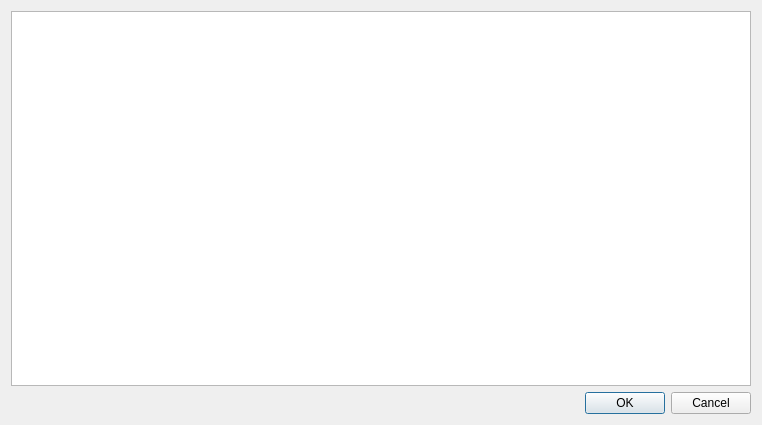
iocroblab/coindesigner, file ui/src_view.ui: the form before one commit.
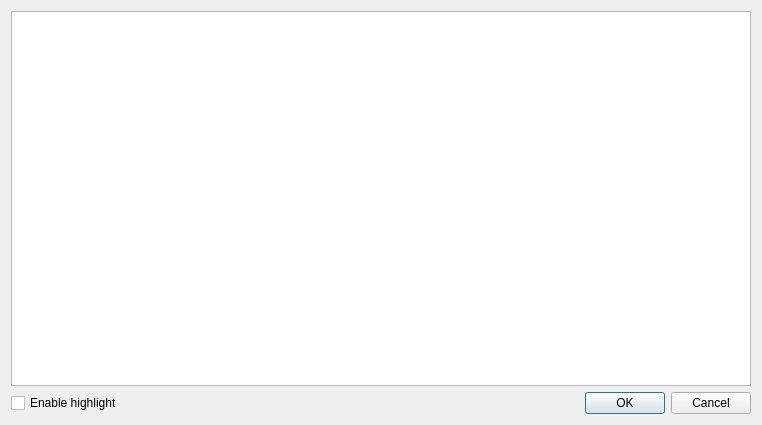
The form after the commit.

Commit message: enable/disable sintax highlight for big scenes bug while comparing a SoSeparator with NULL

```diff
--- a/ui/src_view.ui
+++ b/ui/src_view.ui
@@ -29,6 +29,28 @@
     </widget>
    </item>
    <item>
+    <layout class="QHBoxLayout" >
+     <item>
+      <widget class="QCheckBox" name="enableHL" >
+       <property name="text" >
+        <string>Enable highlight</string>
+       </property>
+      </widget>
+     </item>
+     <item>
+      <spacer>
+       <property name="orientation" >
+        <enum>Qt::Horizontal</enum>
+       </property>
+       <property name="sizeHint" >
+        <size>
+         <width>40</width>
+         <height>20</height>
+        </size>
+       </property>
+      </spacer>
+     </item>
+     <item>
     <widget class="QDialogButtonBox" name="buttonBox" >
      <property name="orientation" >
       <enum>Qt::Horizontal</enum>
@@ -37,6 +59,8 @@
       <set>QDialogButtonBox::Cancel|QDialogButtonBox::NoButton|QDialogButtonBox::Ok</set>
      </property>
     </widget>
+     </item>
+    </layout>
    </item>
   </layout>
  </widget>
```
Lines whose indentation alone changed are shown as unchanged. The commit also changes 3 other files.
